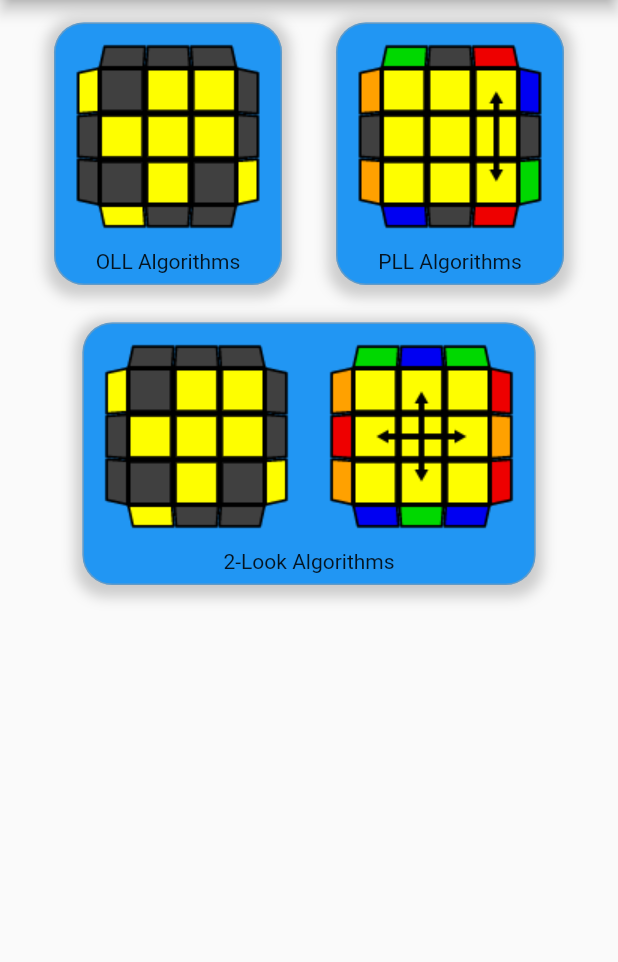
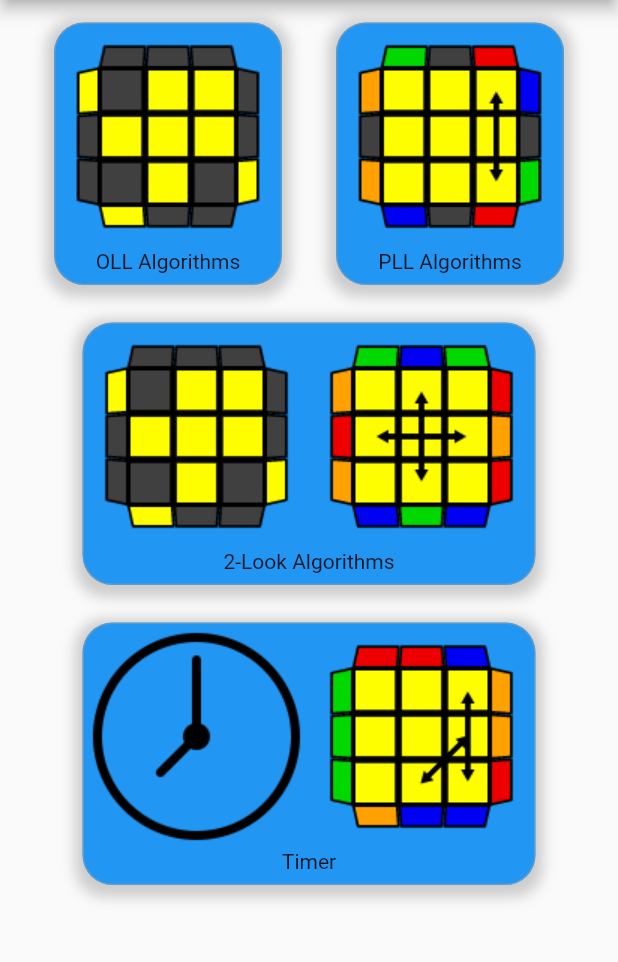
Before and after one commit to michalkundrat/algorithm-trainer, a Flutter app: the screen it shows after launch, on a phone screen of 412 x 824 dp, the part 84-1046 px from its top. Run offline on Flutter 3.47's test engine with Material 2 defaults, Android fonts, the phone set to English and light mode, and no system bars; missing offline and left inert: dart:ffi.

Commit message:
Timer is now fully operational! Scrambles are done correctly now, but I have no clue why the code works. I didn't change a thing, and now it chooses to work! But hey, I ain't complaining. New release should be coming out in the very near future (ie. 15 minutes).

```diff
--- a/lib/main.dart
+++ b/lib/main.dart
@@ -156,7 +156,50 @@ class AppHomePage extends StatelessWidget {
                 ),
               ],
             ),
-            SizedBox(height: 25.0,)
+            SizedBox(height: 25.0,),
+            Row(
+              mainAxisAlignment: MainAxisAlignment.spaceEvenly,
+              children: [
+                InkWell(
+                  onTap: () {
+                    Navigator.push(
+                      context,
+                      new MaterialPageRoute(
+                          builder: (context) => new AppBasicTimer()),
+                    );
+                  },
+                  child: Container(
+                    decoration: BoxDecoration(
+                      border: Border.all(
+                          color: Colors.grey.withOpacity(0.5)
+                      ),
+                      borderRadius: BorderRadius.all(Radius.circular(20)),
+                      color: Colors.blue,
+                      boxShadow: [
+                        BoxShadow(
+                          color: Colors.grey.withOpacity(0.5),
+                          spreadRadius: 5,
+                          blurRadius: 7,
+                          offset: Offset(0, 3), // changes position of shadow
+                        ),
+                      ],
+                    ),
+                    child: Column(
+                      children: [
+                        Row(
+                          children: [
+                            Image(image: AssetImage("assets/MainApp/timer_icon.png")),
+                            Image(image: AssetImage("assets/PLL/J_Perm.png")),
+                          ],
+                        ),
+                        Text("Timer"),
+                        SizedBox(height: 7.0,),
+                      ],
+                    ),
+                  ),
+                ),
+              ],
+            ),
           ],
         ),
       ),
--- a/pubspec.yaml
+++ b/pubspec.yaml
@@ -70,6 +70,8 @@ flutter:
     - assets/2-Look/PLL/Ub_Perm.png
     - assets/2-Look/PLL/Z_Perm.png
     - assets/MainApp/3x3_with_top_layer_turned.png
+    - assets/PLL/J_Perm.png
+    - assets/MainApp/timer_icon.png
 
   # An image asset can refer to one or more resolution-specific "variants", see
   # https://flutter.dev/assets-and-images/#resolution-aware.
```
Also changed, not shown: lib/timer.dart (+13 -2 lines), assets/MainApp/timer_icon.png (added), assets/PLL/J_Perm.png (added).
